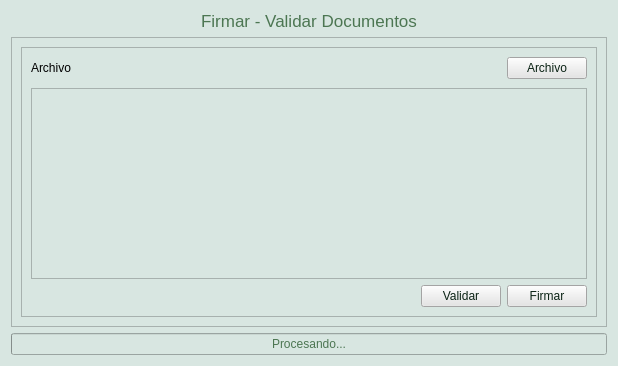
This is client_fva/ui/ui_elements/signvalidate.ui in luisza/dfva_client as Qt 5 draws it before an edit. The edited form follows.
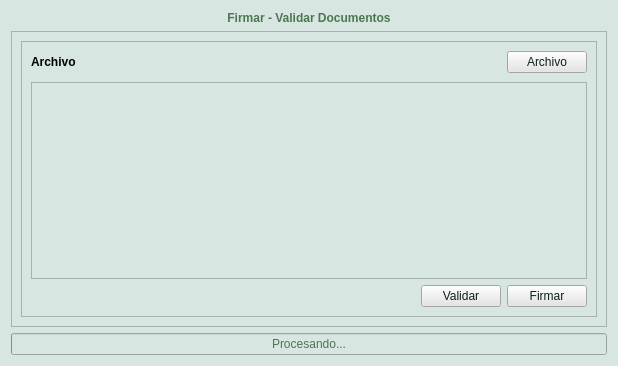
This is the edited form. Icons and pictures are not drawn.

Commit message: Start working in preferences menu item (font family, font size and theme).  Clean all font configuration in widgets so font preferences are applied everywhere as required.  Other minor changes.

Patch:
```diff
--- a/client_fva/ui/ui_elements/signvalidate.ui
+++ b/client_fva/ui/ui_elements/signvalidate.ui
@@ -24,7 +24,7 @@
       <bool>false</bool>
      </property>
      <property name="styleSheet">
-      <string notr="true">font: 13pt;</string>
+      <string notr="true">font: bold;</string>
      </property>
      <property name="text">
       <string>Firmar - Validar Documentos</string>
@@ -85,7 +85,7 @@
           <item row="0" column="0">
            <widget class="QLabel" name="label">
             <property name="styleSheet">
-             <string notr="true">font: 75 10pt &quot;Noto Sans&quot;;
+             <string notr="true">font: bold;
 color: rgb(0, 0, 0);</string>
             </property>
             <property name="text">
```
Left out of the diff: 6 changed lines with no effect on the pictures. The commit also changes 26 other files.
